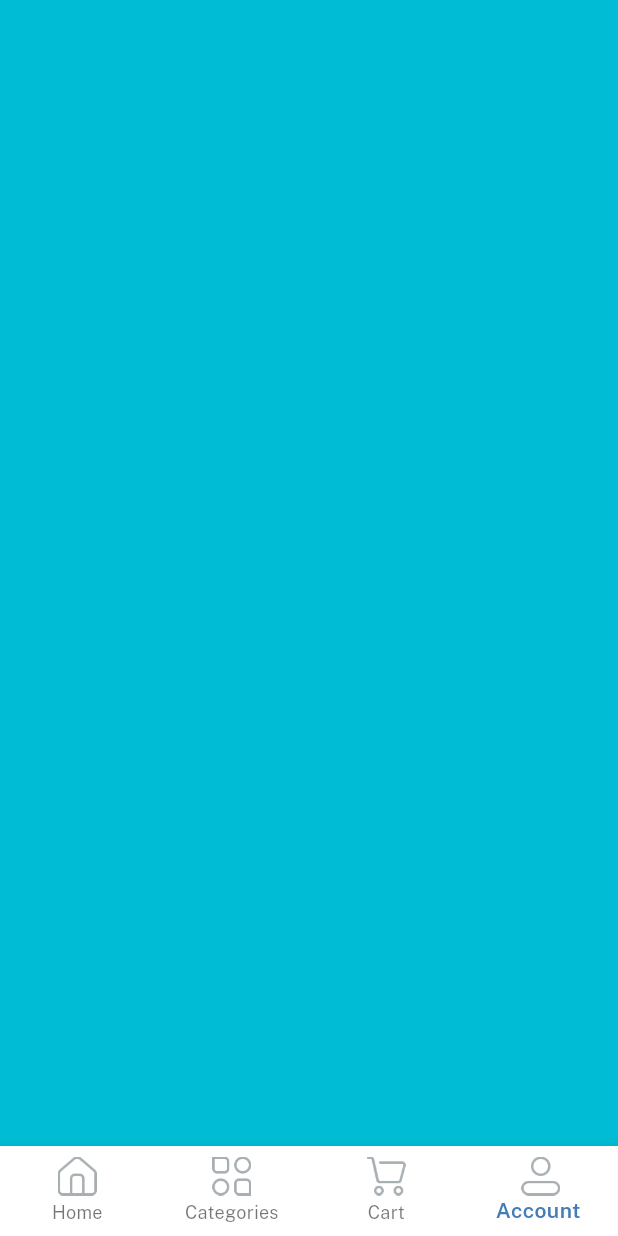
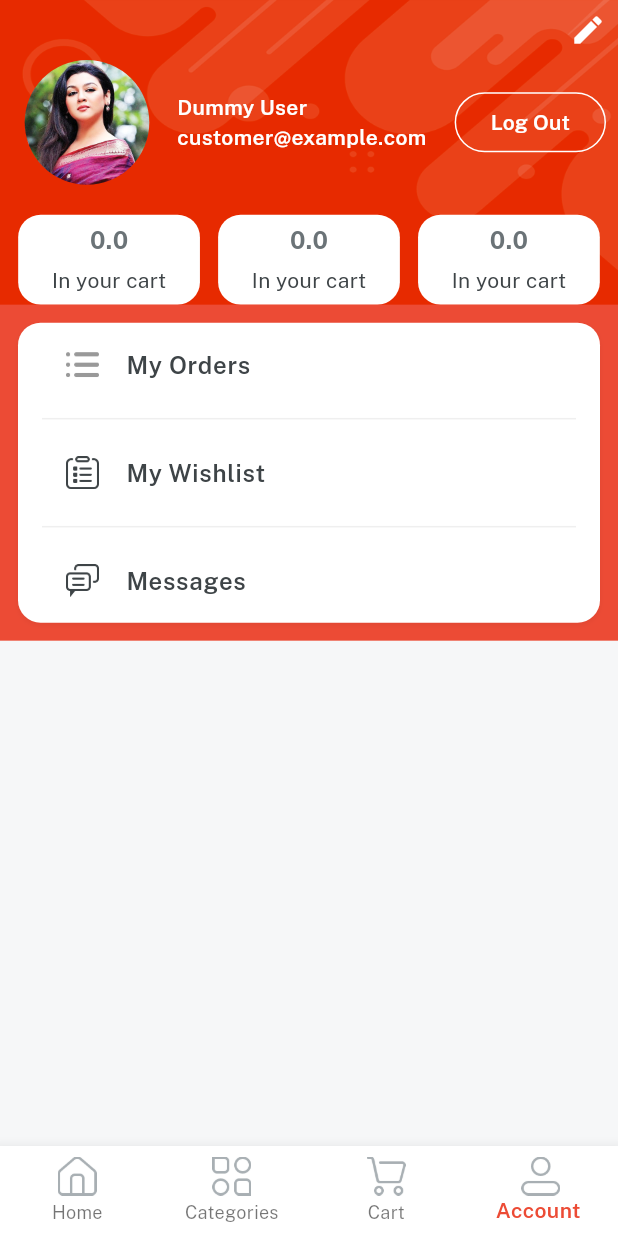
Before and after one commit to IanMabans/ecommerce, a Flutter app: the Home screen opened directly, item 4 of the bottom bar chosen, on a phone screen of 412 x 824 dp. Run offline on Flutter 3.47's test engine with Material 2 defaults, Android fonts, the phone set to English and light mode, and no system bars; our stand-ins replace get, velocity_x.

Commit message:
Created Account settings page UI

```diff
--- a/lib/consts/colors.dart
+++ b/lib/consts/colors.dart
@@ -5,6 +5,6 @@ const Color fontGrey = Color.fromRGBO(107, 115, 119, 1);
 const Color darkFontGrey = Color.fromRGBO(62, 68, 71, 1);
 const Color whiteColor = Color.fromRGBO(255, 255, 255, 1);
 const Color lightGrey = Color.fromRGBO(239, 239, 239, 1);
-const Color blueColor = Color.fromRGBO(67, 125, 183, 1.0);
+const Color orangeColor = Color.fromRGBO(236, 75, 53, 1.0);
 const Color golden = Color.fromRGBO(255, 168, 0, 1);
 const Color lightGolden = Color(0xfffbb85f);
--- a/lib/consts/lists.dart
+++ b/lib/consts/lists.dart
@@ -44,3 +44,5 @@ const itemDetailButtonList = [
   returnPolicy,
   supportPolicy
 ];
+const profileButtonList = [orders,wishlist,message];
+const profileButtonsIcon = [icOrder,icOrders,icMessages];
--- a/lib/consts/strings.dart
+++ b/lib/consts/strings.dart
@@ -55,5 +55,9 @@ const video = "Video",
     review = "Reviews",
     sellerPolicy = "Seller Policy",
     returnPolicy = "Return Policy",
-productsYouMayLike ="Products you may like",
+    productsYouMayLike = "Products you may like",
+    logout = "Log Out",
     supportPolicy = "Support Policy";
+
+//profile strings
+const wishlist = "My Wishlist", orders = "My Orders", message = "Messages";
--- a/lib/views/auth_screen/login_screen.dart
+++ b/lib/views/auth_screen/login_screen.dart
@@ -40,7 +40,7 @@ class LoginScreen extends StatelessWidget {
                     ),
                     5.heightBox,
                     ourButton(
-                            color: blueColor,
+                            color: orangeColor,
                             title: login,
                             onPress: () {
                               Get.to(() =>const Home());
--- a/lib/views/auth_screen/signup_screen.dart
+++ b/lib/views/auth_screen/signup_screen.dart
@@ -94,7 +94,7 @@ class _SignUpState extends State<SignUp> {
                     ),
                     5.heightBox,
                     ourButton(
-                            color: isCheck == true ? blueColor : lightGrey,
+                            color: isCheck == true ? orangeColor : lightGrey,
                             title: signup,
                             onPress: () {},
                             textColor: whiteColor)
--- a/lib/views/cartScreen/cart_screen.dart
+++ b/lib/views/cartScreen/cart_screen.dart
@@ -5,6 +5,13 @@ class CartScreen extends StatelessWidget {
 
   @override
   Widget build(BuildContext context) {
-    return Container(color: Colors.purple);
+    return Container(
+      color: Colors.white,
+      child: "Cart is empty"
+          .text
+          .fontFamily(semibold)
+          .color(darkFontGrey)
+          .makeCentered(),
+    );
   }
 }
--- a/lib/views/categoriesScreen/item_details.dart
+++ b/lib/views/categoriesScreen/item_details.dart
@@ -67,7 +67,7 @@ class ItemDetails extends StatelessWidget {
                     10.heightBox,
                     "\$30,000"
                         .text
-                        .color(blueColor)
+                        .color(orangeColor)
                         .fontFamily(bold)
                         .size(18)
                         .make(),
@@ -166,7 +166,7 @@ class ItemDetails extends StatelessWidget {
                             ),
                             "\$0.00"
                                 .text
-                                .color(blueColor)
+                                .color(orangeColor)
                                 .size(16)
                                 .fontFamily(bold)
                                 .make(),
--- a/lib/views/homescreen/home.dart
+++ b/lib/views/homescreen/home.dart
@@ -61,7 +61,7 @@ class Home extends StatelessWidget {
       bottomNavigationBar: Obx(
         () => BottomNavigationBar(
           currentIndex: controller.currentNavIndex.value,
-          selectedItemColor: blueColor,
+          selectedItemColor: orangeColor,
           selectedLabelStyle: const TextStyle(fontFamily: semibold),
           backgroundColor: Colors.white,
           type: BottomNavigationBarType.fixed,
--- a/lib/views/homescreen/home_screen.dart
+++ b/lib/views/homescreen/home_screen.dart
@@ -145,7 +145,7 @@ class HomeScreen extends StatelessWidget {
                       padding: EdgeInsets.all(12),
                       width: double.infinity,
                       decoration: BoxDecoration(
-                        color: blueColor,
+                        color: orangeColor,
                       ),
                       child: Column(
                         crossAxisAlignment: CrossAxisAlignment.start,
--- /dev/null
+++ b/lib/views/profileScreen/components/details_card.dart
@@ -0,0 +1,19 @@
+import 'package:emart_app/consts/consts.dart';
+
+Widget detailsCard ({width, String? count, String? title}){
+  return Column(
+    mainAxisAlignment: MainAxisAlignment.center,
+    children: [
+      "0.0".text.fontFamily(bold).color(fontGrey).size(16).make(),
+      5.heightBox,
+      "In your cart".text.color(darkFontGrey).make(),
+    ],
+  )
+      .box
+      .white
+      .rounded
+      .width(width)
+      .padding(EdgeInsets.all(4))
+      .height(60)
+      .make();
+}
--- a/lib/views/profileScreen/profile_screen.dart
+++ b/lib/views/profileScreen/profile_screen.dart
@@ -1,10 +1,113 @@
 import 'package:emart_app/consts/consts.dart';
+import 'package:emart_app/consts/lists.dart';
+import 'package:emart_app/widgets/bg_widget.dart';
+
+import 'components/details_card.dart';
 
 class ProfileScreen extends StatelessWidget {
   const ProfileScreen({super.key});
 
   @override
   Widget build(BuildContext context) {
-    return Container(color: Colors.cyan);
+    return bgWidget(
+      child: Scaffold(
+        body: SafeArea(
+          child: Column(
+            children: [
+              //edit profileButton
+              Padding(
+                padding: const EdgeInsets.all(8.0),
+                child: Align(
+                    alignment: Alignment.topRight,
+                    child: Icon(
+                      Icons.edit,
+                      color: whiteColor,
+                    ).onTap(() {})),
+              ),
+              Padding(
+                padding: const EdgeInsets.symmetric(horizontal: 8.0),
+                child: Row(
+                  children: [
+                    Image.asset(
+                      imgProfile2,
+                      width: 100,
+                      fit: BoxFit.cover,
+                    ).box.roundedFull.clip(Clip.antiAlias).make(),
+                    10.widthBox,
+                    Expanded(
+                      child: Column(
+                        crossAxisAlignment: CrossAxisAlignment.start,
+                        children: [
+                          "Dummy User".text.fontFamily(semibold).white.make(),
+                          "customer@example.com"
+                              .text
+                              .fontFamily(semibold)
+                              .white
+                              .make(),
+                        ],
+                      ),
+                    ),
+                    OutlinedButton(
+                      style: OutlinedButton.styleFrom(
+                        side: BorderSide(
+                          color: whiteColor,
+                        ),
+                      ),
+                      onPressed: () {},
+                      child: logout.text.fontFamily(semibold).white.make(),
+                    )
+                  ],
+                ),
+              ),
+              20.heightBox,
+              Row(
+                mainAxisAlignment: MainAxisAlignment.spaceEvenly,
+                children: [
+                  detailsCard(
+                      count: "00",
+                      title: "In your cart ",
+                      width: context.screenWidth / 3.4),
+                  detailsCard(
+                      count: "32",
+                      title: "In your Wishlist ",
+                      width: context.screenWidth / 3.4),
+                  detailsCard(
+                      count: "675",
+                      title: "Orders",
+                      width: context.screenWidth / 3.4),
+                ],
+              ),
+
+              //Buttons Section
+              ListView.separated(
+                      shrinkWrap: true,
+                      itemBuilder: (context, index) {
+                        return ListTile(
+                          leading: Image.asset(profileButtonsIcon[index],
+                              width: 22),
+                          title: profileButtonList[index]
+                              .text
+                              .fontFamily(semibold)
+                              .color(darkFontGrey)
+                              .make(),
+                        );
+                      },
+                      separatorBuilder: (context, index) {
+                        return Divider(
+                          color: lightGrey,
+                        );
+                      },
+                      itemCount: profileButtonList.length)
+                  .box
+                  .rounded.margin(EdgeInsets.all(12))
+                  .padding(EdgeInsets.symmetric(horizontal: 16))
+                  .shadowSm
+                  .white
+                  .make().box.color(orangeColor).make(),
+            ],
+          ),
+        ),
+      ),
+    );
   }
 }
--- a/lib/views/splashscreen.dart
+++ b/lib/views/splashscreen.dart
@@ -29,7 +29,7 @@ class _SplashScreenState extends State<SplashScreen> {
   @override
   Widget build(BuildContext context) {
     return Scaffold(
-      backgroundColor: blueColor,
+      backgroundColor: orangeColor,
       body: Column(
         children: [
           Align(
--- a/lib/widgets/custom_textfield.dart
+++ b/lib/widgets/custom_textfield.dart
@@ -4,7 +4,7 @@ Widget customTextField({String? title, String? hint, controller}) {
   return Column(
     crossAxisAlignment: CrossAxisAlignment.start,
     children: [
-      title!.text.color(blueColor).fontFamily(semibold).size(16).make(),
+      title!.text.color(orangeColor).fontFamily(semibold).size(16).make(),
       5.heightBox,
       TextFormField(
         controller: controller,
@@ -16,7 +16,7 @@ Widget customTextField({String? title, String? hint, controller}) {
           filled: true,
           border: InputBorder.none,
           focusedBorder: const OutlineInputBorder(
-            borderSide: BorderSide(color: blueColor),
+            borderSide: BorderSide(color: orangeColor),
           ),
         ),
       ),
```
